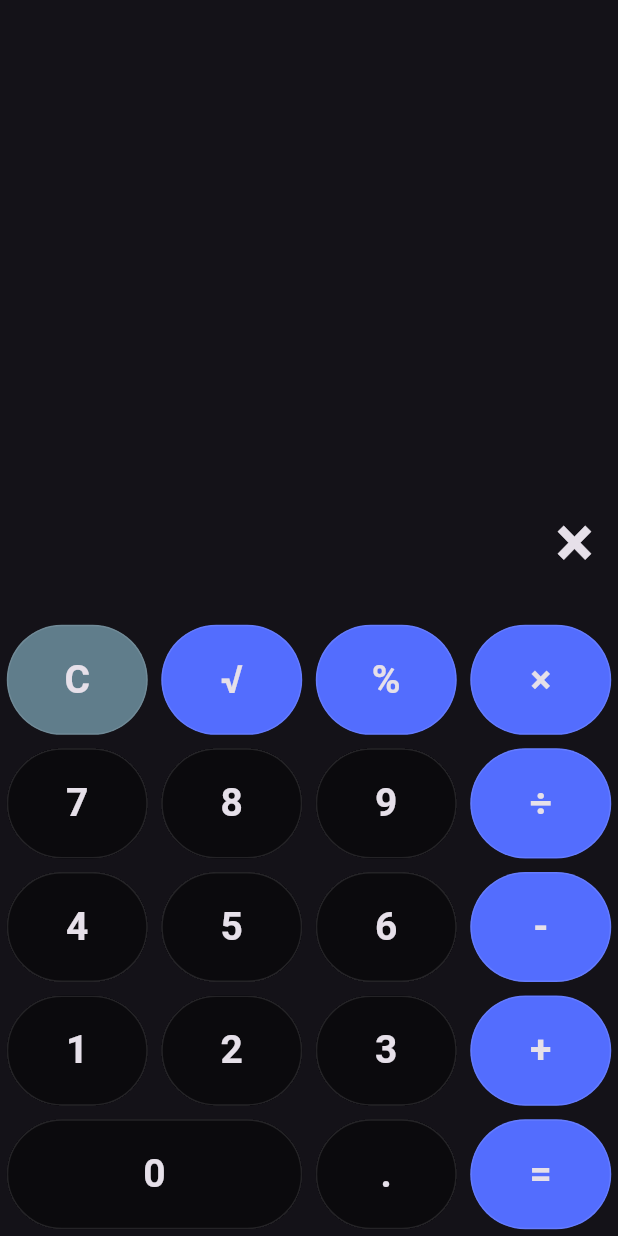
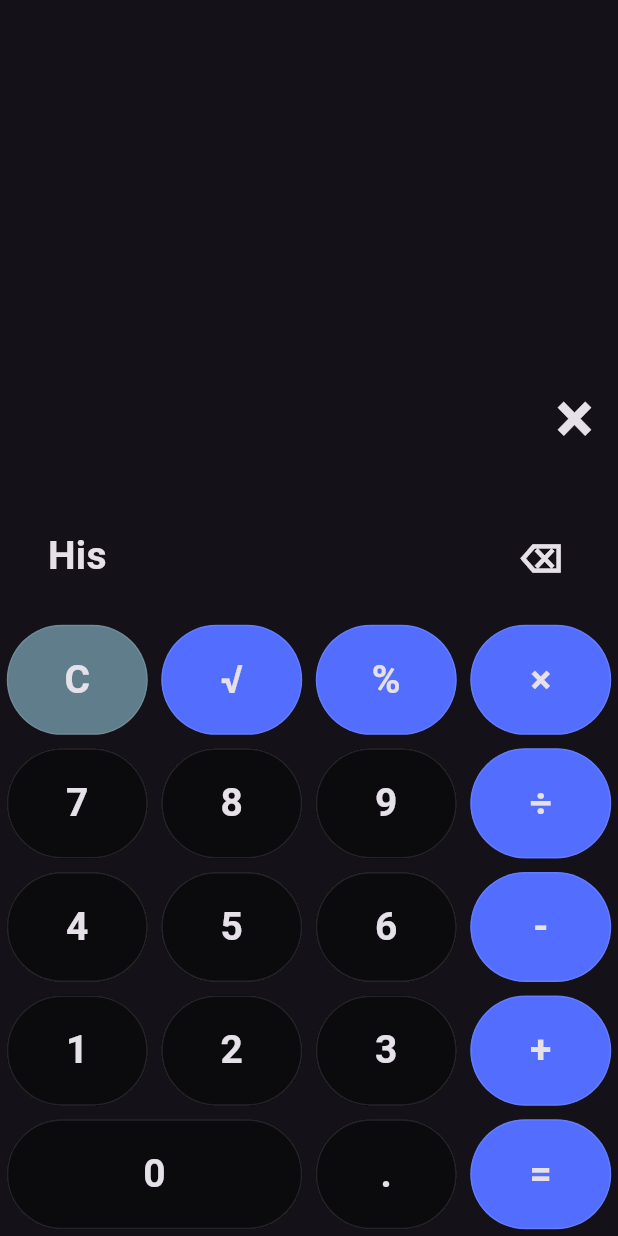
Before and after one commit to MishelLiyanage/calculator_app_assignment_2, a Flutter app: the screen it shows after launch, after a tap on an icon or button, on a phone screen of 412 x 824 dp. Run offline on Flutter 3.47's test engine with Material 3 defaults, Android fonts, the phone set to English and light mode, and no system bars.

Commit message:
history functionality created

```diff
--- a/lib/button_values.dart
+++ b/lib/button_values.dart
@@ -1,5 +1,5 @@
 class Btn {
-  static const String del = "D";
+  static const String del = "⌫";
   static const String clr = "C";
   static const String per = "%";
   static const String multiply = "×";
@@ -9,6 +9,7 @@ class Btn {
   static const String calculate = "=";
   static const String dot = ".";
   static const String sqrt = "√";
+  static const String history = "His";
 
   static const String n0 = "0";
   static const String n1 = "1";
--- a/lib/calculator_screen.dart
+++ b/lib/calculator_screen.dart
@@ -1,4 +1,5 @@
 import 'package:flutter/material.dart';
+import 'HistoryPage.dart';
 import 'button_values.dart';
 import 'dart:math';
 
@@ -14,6 +15,9 @@ class _CalculatorScreenState extends State<CalculatorScreen> {
   String operand = "";
   String number2 = "";
 
+  // Add the calculation history list
+  List<String> calculationHistory = [];
+
   @override
   Widget build(BuildContext context) {
     final screenSize = MediaQuery.of(context).size;
@@ -22,7 +26,6 @@ class _CalculatorScreenState extends State<CalculatorScreen> {
         bottom: false,
         child: Column(
           children: [
-            // calculation output display screen
             Expanded(
               child: SingleChildScrollView(
                 reverse: true,
@@ -43,7 +46,24 @@ class _CalculatorScreenState extends State<CalculatorScreen> {
               ),
             ),
 
-            // buttons
+            // New Row for History and DEL Buttons
+            Row(
+              mainAxisAlignment: MainAxisAlignment.spaceBetween, // Space out History and DEL buttons
+              children: [
+                // History Button (Left-aligned)
+                SizedBox(
+                  width: screenSize.width / 4, // Same size as other buttons
+                  height: screenSize.width / 5,
+                  child: buildButton(Btn.history),
+                ),
+                // DEL Button (Right-aligned)
+                SizedBox(
+                  width: screenSize.width / 4,
+                  height: screenSize.width / 5,
+                  child: buildButton(Btn.del),
+                ),
+              ],
+            ),
             Wrap(
               children: Btn.buttonValues
                   .map(
@@ -70,13 +90,27 @@ class _CalculatorScreenState extends State<CalculatorScreen> {
         color: getBtnColor(value),
         clipBehavior: Clip.hardEdge,
         shape: OutlineInputBorder(
-          borderSide: const BorderSide(
-            color: Colors.white10,
+          borderSide: BorderSide(
+            color: value == Btn.del || value == Btn.history
+                ? Colors.transparent // Transparent border for DEL and History buttons
+                : Colors.white10,   // Default border for other buttons
           ),
           borderRadius: BorderRadius.circular(80),
         ),
         child: InkWell(
-          onTap: () => onBtnTap(value),
+          onTap: () {
+            if (value == Btn.history) {
+              // Navigate to the History Page
+              Navigator.push(
+                context,
+                MaterialPageRoute(
+                  builder: (context) => HistoryPage(history: calculationHistory),
+                ),
+              );
+              return;
+            }
+            onBtnTap(value);
+          },
           child: Center(
             child: Text(
               value,
@@ -120,8 +154,6 @@ class _CalculatorScreenState extends State<CalculatorScreen> {
     appendValue(value);
   }
 
-
-  // calculates the result
   void calculate() {
     if (number1.isEmpty) return;
     if (operand.isEmpty) return;
@@ -149,25 +181,24 @@ class _CalculatorScreenState extends State<CalculatorScreen> {
 
     setState(() {
       number1 = result % 1 == 0
-          ? result.toStringAsFixed(0) // If divisible, no decimals
-          : result.toStringAsFixed(6); // Show up to 6 decimals if non-divisible
+          ? result.toStringAsFixed(0)
+          : result.toStringAsFixed(6);
 
       operand = "";
       number2 = "";
+
+      // Add to history
+      calculationHistory.add("$number1 $operand $number2 = $result");
     });
   }
 
 
-  // converts output to %
   void convertToPercentage() {
-    // ex: 434+324
     if (number1.isNotEmpty && operand.isNotEmpty && number2.isNotEmpty) {
-      // calculate before conversion
       calculate();
     }
 
     if (operand.isNotEmpty) {
-      // cannot be converted
       return;
     }
 
@@ -181,29 +212,26 @@ class _CalculatorScreenState extends State<CalculatorScreen> {
 
   void calculateSquareRoot() {
     if (number1.isEmpty || operand.isNotEmpty || number2.isNotEmpty) {
-      // Only perform square root if no pending operation
       return;
     }
 
     final double num = double.parse(number1);
 
     if (num < 0) {
-      // Handle negative numbers (optional)
       setState(() {
-        number1 = "Error"; // Square root of a negative number is undefined in real numbers
+        number1 = "Error";
       });
       return;
     }
 
     setState(() {
-      number1 = sqrt(num).toStringAsFixed(6); // Up to 6 decimal places
+      number1 = sqrt(num).toStringAsFixed(6);
       if (number1.endsWith(".000000")) {
-        number1 = number1.substring(0, number1.length - 7); // Remove trailing zeros
+        number1 = number1.substring(0, number1.length - 7);
       }
     });
   }
 
-  // clears all output
   void clearAll() {
     setState(() {
       number1 = "";
@@ -212,10 +240,8 @@ class _CalculatorScreenState extends State<CalculatorScreen> {
     });
   }
 
-  // delete one from the end
   void delete() {
     if (number2.isNotEmpty) {
-      // 12323 => 1232
       number2 = number2.substring(0, number2.length - 1);
     } else if (operand.isNotEmpty) {
       operand = "";
@@ -226,34 +252,21 @@ class _CalculatorScreenState extends State<CalculatorScreen> {
     setState(() {});
   }
 
-  // appends value to the end
   void appendValue(String value) {
-    // number1 opernad number2
-
-    // if is operand and not "."
     if (value != Btn.dot && int.tryParse(value) == null) {
-      // operand pressed
       if (operand.isNotEmpty && number2.isNotEmpty) {
         calculate();
       }
       operand = value;
-    }
-    // assign value to number1 variable
-    else if (number1.isEmpty || operand.isEmpty) {
-      // check if value is "." | ex: number1 = "1.2"
+    } else if (number1.isEmpty || operand.isEmpty) {
       if (value == Btn.dot && number1.contains(Btn.dot)) return;
       if (value == Btn.dot && (number1.isEmpty || number1 == Btn.n0)) {
-        // ex: number1 = "" | "0"
         value = "0.";
       }
       number1 += value;
-    }
-    // assign value to number2 variable
-    else if (number2.isEmpty || operand.isNotEmpty) {
-      // check if value is "." | ex: number1 = "1.2"
+    } else if (number2.isEmpty || operand.isNotEmpty) {
       if (value == Btn.dot && number2.contains(Btn.dot)) return;
       if (value == Btn.dot && (number2.isEmpty || number2 == Btn.n0)) {
-        // number1 = "" | "0"
         value = "0.";
       }
       number2 += value;
@@ -262,9 +275,13 @@ class _CalculatorScreenState extends State<CalculatorScreen> {
     setState(() {});
   }
 
-  // apply color to the function buttons
   Color getBtnColor(value) {
-    return [Btn.del, Btn.clr].contains(value)
+    if ([Btn.del, Btn.history].contains(value)) {
+      // Set DEL button color to transparent
+      return Colors.transparent;
+    }
+
+    return [Btn.clr].contains(value)
         ? Colors.blueGrey
         : [
       Btn.per,
@@ -278,4 +295,5 @@ class _CalculatorScreenState extends State<CalculatorScreen> {
         ? Colors.indigoAccent
         : Colors.black45;
   }
+
 }
```
Also changed, not shown: lib/HistoryPage.dart (added, +31 -0 lines). Lines whose indentation alone changed are shown as unchanged.
